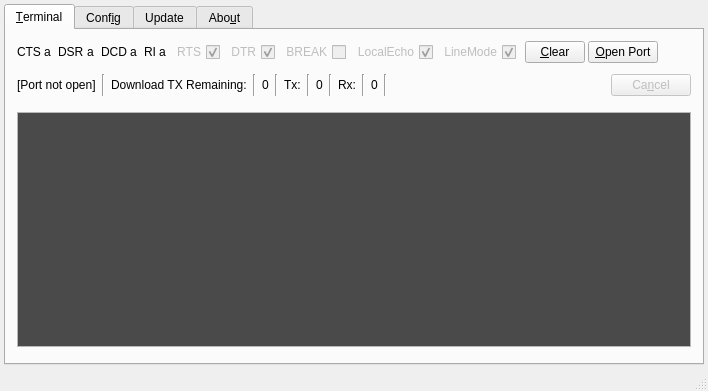
This is UwxMainWindow.ui in LairdCP/UwTerminalX as Qt 5 draws it before an edit. The edited form follows.
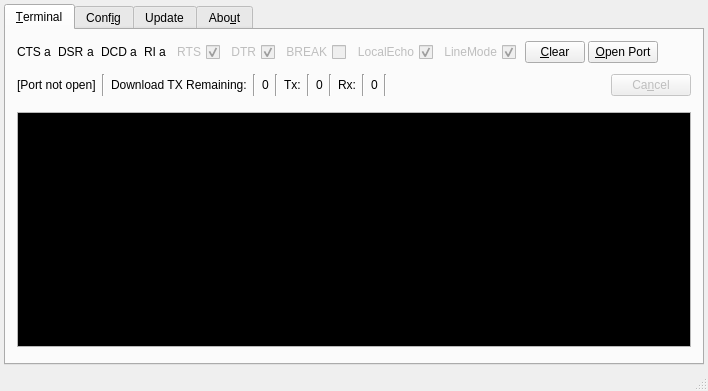
This is the edited form. The open tabs and pages were chosen to show the change. Custom widgets are drawn as their Qt base class.

Commit message: v0.91, Changes flow control ordering, Add support for XCompiler exe in sB folder, Adds terminal update speed to config and lowered to 80mS by default instead of 200mS, Added serial port ordering support, Fixes cancel button not getting disabled, Makes all calls to update display buffer timer check if a previous update event has already started, Fixes outputting file download display when checkbox is enabled, Fixes Online XCompile complete when doing compile+run or compile+load+run, Adds saving last directory to config file so it will open the file selector at this location in future

Diff of the .ui file:
```diff
--- a/UwxMainWindow.ui
+++ b/UwxMainWindow.ui
@@ -311,9 +311,9 @@
                    <colorrole role="Base">
                     <brush brushstyle="SolidPattern">
                      <color alpha="255">
-                      <red>74</red>
-                      <green>74</green>
-                      <blue>74</blue>
+                      <red>0</red>
+                      <green>0</green>
+                      <blue>0</blue>
                      </color>
                     </brush>
                    </colorrole>
@@ -340,9 +340,9 @@
                    <colorrole role="Base">
                     <brush brushstyle="SolidPattern">
                      <color alpha="255">
-                      <red>74</red>
-                      <green>74</green>
-                      <blue>74</blue>
+                      <red>0</red>
+                      <green>0</green>
+                      <blue>0</blue>
                      </color>
                     </brush>
                    </colorrole>
```
Left out of the diff: 10 changed lines with no effect on the pictures. The commit also changes 2 other files.
